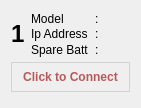
Above: UI/ListItems/drone_pre3.ui from cmpe-DroneLab/GeoFly3D before the change. Below: the same form after it.
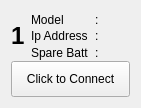
That is the form after the change. Icons and pictures are not drawn.

Commit message: Added icons to the buttons

```diff
--- a/UI/ListItems/drone_pre3.ui
+++ b/UI/ListItems/drone_pre3.ui
@@ -14,9 +14,9 @@
    <string>Form</string>
   </property>
   <property name="styleSheet">
-   <string notr="true">QPushButton { padding: 7px 10px; font-weight: 500; }</string>
+   <string notr="true">QPushButton { padding:10px;}</string>
   </property>
-  <layout class="QGridLayout" name="gridLayout" columnstretch="0,0,0,1,0">
+  <layout class="QGridLayout" name="gridLayout" columnstretch="0,0,0,1">
    <property name="verticalSpacing">
     <number>0</number>
    </property>
@@ -101,10 +101,6 @@
    </item>
    <item row="4" column="0" colspan="4">
     <widget class="QPushButton" name="btn_connect">
-     <property name="styleSheet">
-      <string notr="true">#btn_connect {color:#b85a5a; margin: 5px 0px; border:1px solid lightgrey; }
-#btn_connect:checked { color:white; background-color: #71946d}</string>
-     </property>
      <property name="text">
       <string>Click to Connect</string>
      </property>
```
Left out of the diff: 4 changed lines with no effect on the pictures. The commit also changes 28 other files.
